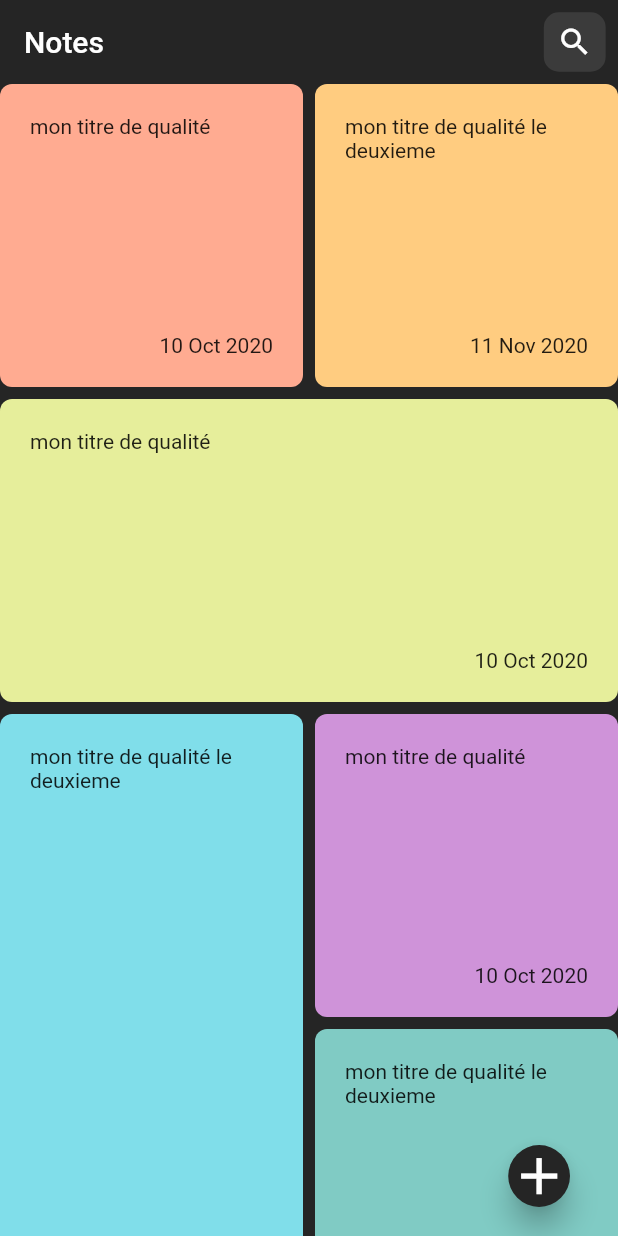
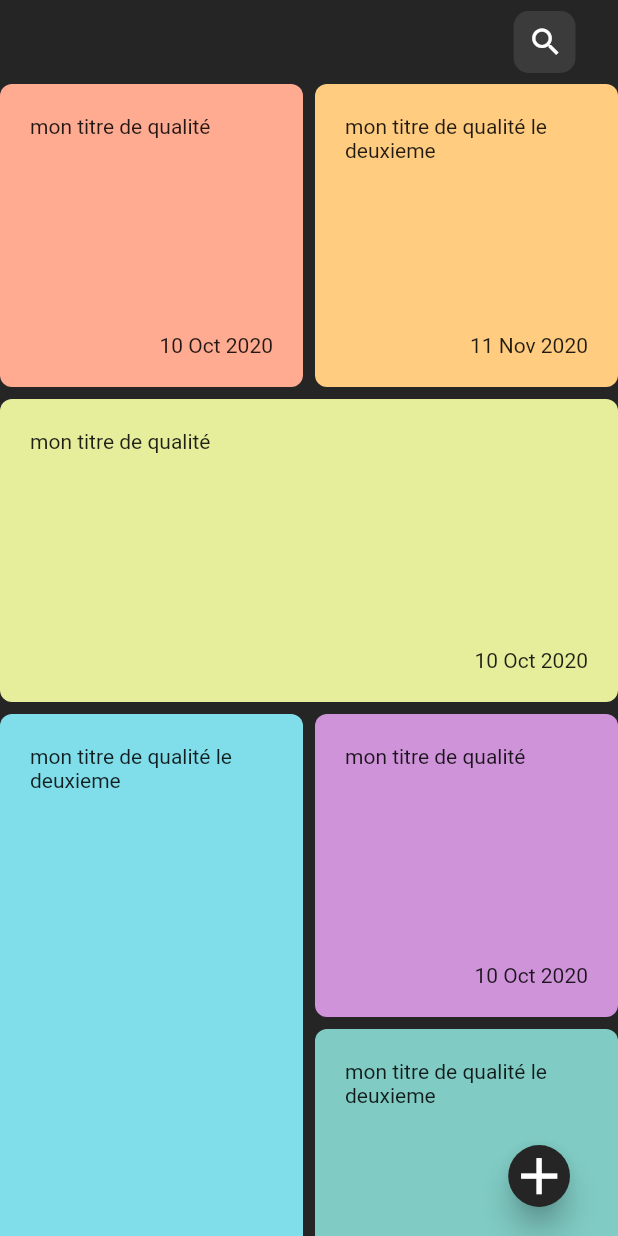
Before and after one commit to hatch01/yasna, a Flutter app: the screen it shows after launch, on a phone screen of 412 x 824 dp. Run offline on Flutter 3.47's test engine with Material 2 defaults, Android fonts, the light colour scheme and no system bars; our stand-ins replace bloc, flutter_bloc, sizer; missing offline and left inert: flutter_quill.

Commit message:
clean animation enfin

```diff
--- a/lib/component/main_res.dart
+++ b/lib/component/main_res.dart
@@ -6,4 +6,6 @@
   static Color foregroundColor = const Color.fromARGB(255, 251, 251, 251);
 
   static String noteOverViewHiveBoxName = "noteOver";
+
+  static Duration animationDuration = const Duration(milliseconds: 300);
 }
--- a/lib/screen/note_selection/component/custom_app_bar.dart
+++ b/lib/screen/note_selection/component/custom_app_bar.dart
@@ -4,10 +4,10 @@
 
 import '../../../component/main_res.dart';
 import '../controller/note_bloc.dart';
-import 'custom_painter.dart';
-import 'res.dart';
 
 class CustomAppBar extends StatefulWidget with PreferredSizeWidget {
+  const CustomAppBar({Key? key}) : super(key: key);
+
   @override
   Size get preferredSize => AppBar().preferredSize;
 
@@ -15,171 +15,98 @@
   State<CustomAppBar> createState() => _CustomAppBarState();
 }
 
-class _CustomAppBarState extends State<CustomAppBar>
-    with SingleTickerProviderStateMixin {
-  double rippleStartX = 0.0, rippleStartY = 0.0;
-
-  bool isInSearchMode = false;
-
-  // intialize animation and controller
-  late AnimationController _controller;
-  late Animation _animation;
-
-  @override
-  initState() {
-    super.initState();
-    _controller = AnimationController(
-        vsync: this, duration: const Duration(milliseconds: 800));
-    _animation = Tween(begin: 0.0, end: 1.0).animate(_controller);
-    _controller.addStatusListener(animationStatusListener);
-  }
-
-  // add this method to our DefaultAppBar widget
-  animationStatusListener(AnimationStatus animationStatus) {
-    print(animationStatus);
-    if (animationStatus == AnimationStatus.completed) {
-      setState(() {
-        print("on passe en mode search");
-        isInSearchMode = true;
-      });
-    }
-  }
-
-  void onSearchTapUp(TapUpDetails details) {
-    setState(() {
-      // context.read<NoteBloc>().add(StartFilter());
-      rippleStartX = details.globalPosition.dx;
-      rippleStartY = details.globalPosition.dy;
-    });
-
-    // run animation controller in forward direction
-    // as we now have center point for ripple animation
-    _controller.forward();
-    print("pointer location $rippleStartX, $rippleStartY");
-  }
-
-  // add this method to default app bar class
-// this will get executed when user pressed back arrow on search bar
-  cancelSearch() {
-    // remove search bar from stack
-    setState(() {
-      isInSearchMode = false;
-    });
-
-    // change search value to ''
-    onSearchQueryChange('');
-
-    // run the rippple animation in reverse direction
-    _controller.reverse();
-  }
-
-  onSearchQueryChange(String query) {
-    // do anything with this string you can pass it back to Scaffold and
-    // handle it there as well, it's up to you
-    print('search $query');
-  }
+class _CustomAppBarState extends State<CustomAppBar> {
+  double returnOpacity = 0.0;
+  double searchOpacity = 1.0;
 
   @override
   Widget build(BuildContext context) {
     return BlocBuilder<NoteBloc, NoteState>(
       builder: (context, state) {
-        return Stack(
-          children: [
-            AppBar(
+        return AppBar(
             backgroundColor: MainRes.backgroundColor,
             elevation: 0,
-              title: (state.searching)
-                  ? Row(
+            title: Stack(
+              fit: StackFit.loose,
+              alignment: Alignment.center,
+              children: [
+                Align(
+                  alignment: Alignment.centerRight,
+                  child: AnimatedContainer(
+                    duration: MainRes.animationDuration,
+                    margin: EdgeInsets.only(right: 3.w),
+                    height: 10.w,
+                    width: (state.searching) ? 87.w : 10.w,
+                    decoration: BoxDecoration(
+                        color: MainRes.buttonBackgroundColor,
+                        borderRadius:
+                            const BorderRadius.all(Radius.circular(10))),
+                  ),
+                ),
+                Row(
+                  mainAxisAlignment: MainAxisAlignment.end,
                   children: [
                     Padding(
                       padding: EdgeInsets.all(2.w),
                       child: Container(
                         height: 10.w,
                         width: 10.w,
-                            decoration: BoxDecoration(
-                                color: MainRes.buttonBackgroundColor,
-                                borderRadius: const BorderRadius.all(
-                                    Radius.circular(10))),
+                        decoration: const BoxDecoration(
+                            color: Colors.transparent,
+                            borderRadius:
+                                BorderRadius.all(Radius.circular(10))),
+                        child: AnimatedOpacity(
+                          duration: MainRes.animationDuration,
+                          opacity: returnOpacity,
                           child: IconButton(
                               onPressed: () {
+                                Future.delayed(MainRes.animationDuration, () {
+                                  setState(() {
+                                    searchOpacity = 1.0;
                                     context.read<NoteBloc>().add(StopFilter());
+                                  });
+                                });
+                                setState(() {
+                                  returnOpacity = 0.0;
+                                });
                               },
                               icon: const Icon(Icons.arrow_back)),
                         ),
                       ),
+                    ),
+                    if (state.searching)
                       Expanded(child: TextField(
                         onChanged: (text) {
                           context.read<NoteBloc>().add(Filter(filter: text));
                         },
-                        )),
-                      ],
-                    )
-                  : Text(Res.appBarTitle),
-              actions: [
-                (state.searching)
-                    ? Container()
-                    : GestureDetector(
-                        onTapUp: onSearchTapUp,
-                        child: Padding(
+                      ))
+                    else
+                      const Spacer(),
+                    Padding(
                       padding: EdgeInsets.all(2.w),
-                          child: Container(
-                              height: 10.w,
-                              width: 10.w,
-                              decoration: BoxDecoration(
-                                  color: MainRes.buttonBackgroundColor,
-                                  borderRadius: const BorderRadius.all(
-                                      Radius.circular(10))),
-                              child: const Icon(Icons.search)),
+                      child: AnimatedOpacity(
+                        duration: MainRes.animationDuration,
+                        opacity: searchOpacity,
+                        child: IconButton(
+                          icon: const Icon(Icons.search),
+                          onPressed: () {
+                            Future.delayed(MainRes.animationDuration, () {
+                              setState(() {
+                                returnOpacity = 1.0;
+                              });
+                            });
+                            setState(() {
+                              searchOpacity = 0.0;
+                              context.read<NoteBloc>().add(StartFilter());
+                            });
+                          },
+                        ),
                       ),
                     ),
                   ],
                 ),
-            // lastly we'll add AnimationBuilder which uses our MyPainter and AnimationController to render ripple animation
-            AnimatedBuilder(
-              animation: _animation,
-              builder: (context, child) {
-                return CustomPaint(
-                  painter: MyPainter(
-                    containerHeight: widget.preferredSize.height,
-                    center: Offset(rippleStartX, rippleStartY),
-                    // increase radius in % from 0% to 100% of screenWidth
-                    radius: _animation.value * 100.w,
-                    context: context,
-                  ),
-                );
-              },
-            ),
-            // search bar depending on whether app bar is in search mode or not
-            isInSearchMode
-                ? SafeArea(
-                    top: true,
-                    child: Row(
-                      children: [
-                        IconButton(
-                          onPressed: () {
-                            setState(() {
-                              isInSearchMode = false;
-                            });
-                            _controller.reverse();
-                          },
-                          icon: const Icon(Icons.arrow_back),
-                        ),
-                        SizedBox(
-                          width: 70.w,
-                          child: (TextField(
-                            onChanged: (text) {
-                              context
-                                  .read<NoteBloc>()
-                                  .add(Filter(filter: text));
-                            },
-                          )),
-                        ),
               ],
-                    ),
-                  )
-                : (Container())
-          ],
-        );
+            ));
       },
     );
   }
--- a/lib/screen/note_selection/component/custom_painter.dart
+++ /dev/null
@@ -1,37 +0,0 @@
-import 'package:flutter/material.dart';
-
-class MyPainter extends CustomPainter {
-  final Offset center;
-  final double radius, containerHeight;
-  final BuildContext context;
-
-  late Color color;
-  late double statusBarHeight, screenWidth;
-
-  MyPainter(
-      {required this.context,
-      required this.containerHeight,
-      required this.center,
-      required this.radius}) {
-    ThemeData theme = Theme.of(context);
-
-    color = theme.primaryColor;
-    statusBarHeight = MediaQuery.of(context).padding.top;
-    screenWidth = MediaQuery.of(context).size.width;
-  }
-
-  @override
-  void paint(Canvas canvas, Size size) {
-    Paint circlePainter = Paint();
-
-    circlePainter.color = color;
-    canvas.clipRect(
-        Rect.fromLTWH(0, 0, screenWidth, containerHeight + statusBarHeight));
-    canvas.drawCircle(center, radius, circlePainter);
-  }
-
-  @override
-  bool shouldRepaint(CustomPainter oldDelegate) {
-    return true;
-  }
-}
--- a/lib/screen/note_selection/component/note_grid.dart
+++ b/lib/screen/note_selection/component/note_grid.dart
@@ -30,6 +30,7 @@
                   id: index,
                 );
               }
+              return null;
             },
           ),
           // itemCount: state.noteList.length,
--- a/lib/screen/note_selection/controller/note_bloc.dart
+++ b/lib/screen/note_selection/controller/note_bloc.dart
@@ -1,4 +1,6 @@
+// ignore: depend_on_referenced_packages
 import 'package:bloc/bloc.dart';
+import 'package:flutter/foundation.dart';
 import 'package:flutter/material.dart';
 
 import '../component/res.dart';
@@ -13,7 +15,9 @@
 
   NoteBloc() : super(NoteRetrieving()) {
     fullNoteList = state.noteList;
-    print(fullNoteList);
+    if (kDebugMode) {
+      print(fullNoteList);
+    }
     // on<NoteEvent>((event, emit) {
     //   // TODO: implement event handler
     // });
--- a/lib/screen/note_selection/controller/note_state.dart
+++ b/lib/screen/note_selection/controller/note_state.dart
@@ -1,6 +1,5 @@
 part of 'note_bloc.dart';
 
-@immutable
 abstract class NoteState {
   late List<Note> noteList = [];
   bool searching = false;
@@ -31,7 +30,9 @@
 class NoteFilterStarting extends NoteState {
   NoteFilterStarting({required List<Note> fullNoteList}) {
     searching = true;
-    print(fullNoteList);
+    if (kDebugMode) {
+      print(fullNoteList);
+    }
     noteList = fullNoteList;
   }
 }
--- a/lib/screen/note_selection/view/note_selection.dart
+++ b/lib/screen/note_selection/view/note_selection.dart
@@ -16,7 +16,7 @@
       create: (context) => NoteBloc(),
       child: Scaffold(
         backgroundColor: MainRes.backgroundColor,
-        appBar: CustomAppBar(),
+        appBar: const CustomAppBar(),
         body: const NoteGrid(),
         floatingActionButton: ElevatedButton(
           onPressed: () {},
```
Lines whose indentation alone changed are shown as unchanged.
